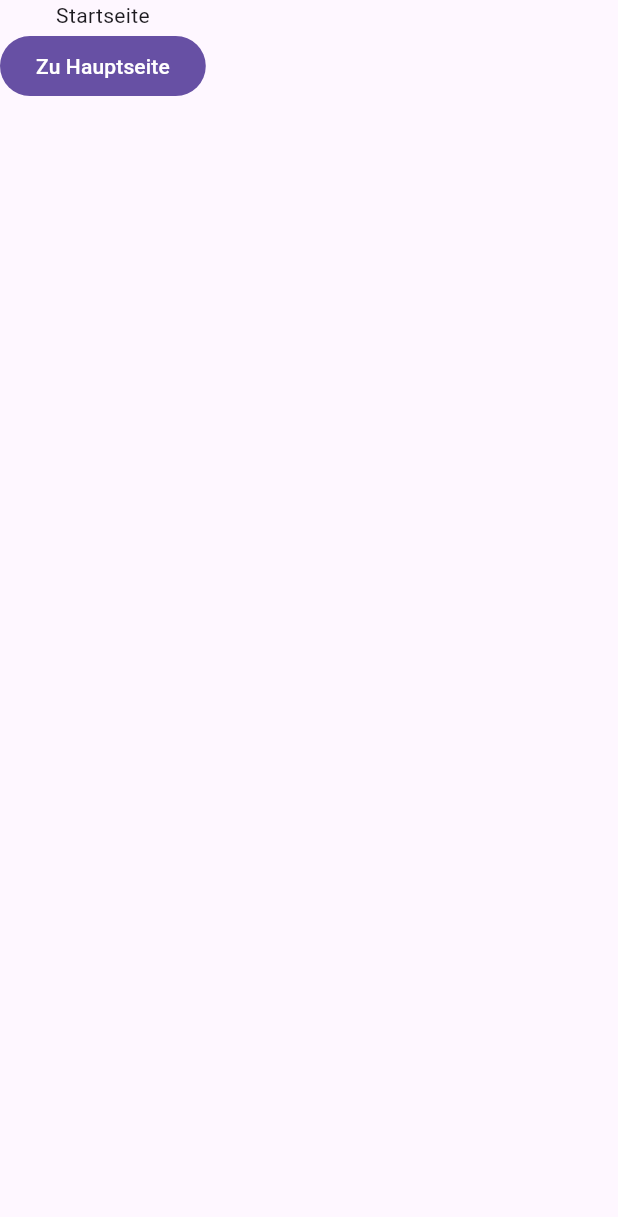
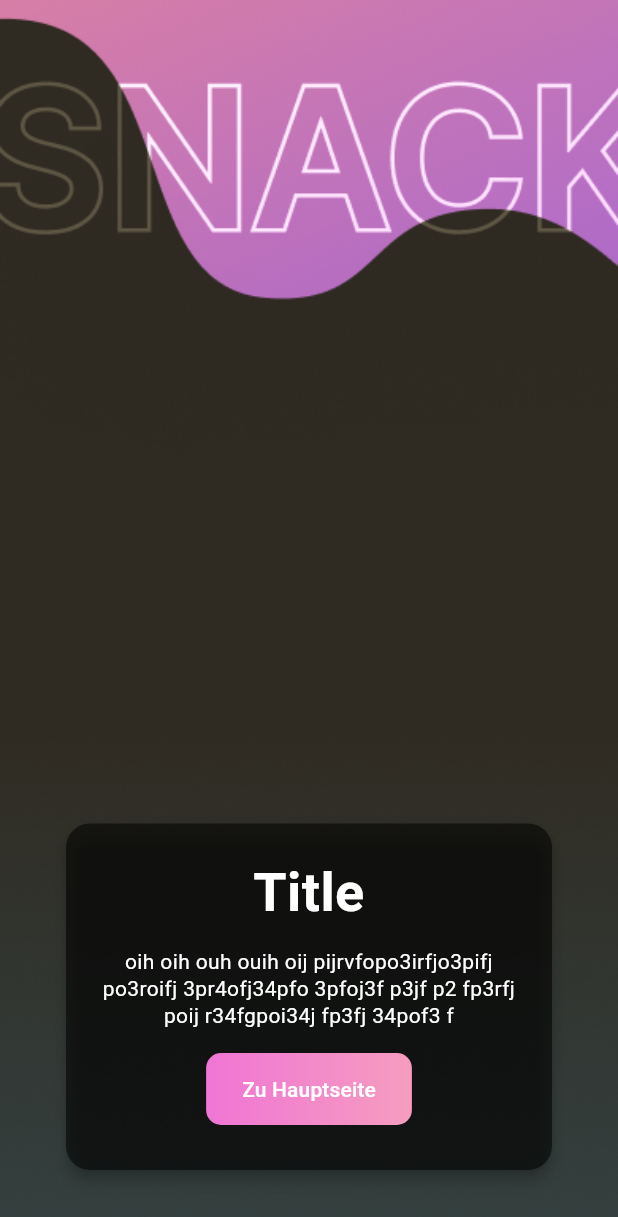
Before and after one commit to ds-apps-boss/jp-app, a Flutter app: the screen it shows after launch, on a phone screen of 412 x 824 dp. Shown: the top 1217 px of the screen. Run offline on Flutter 3.47's test engine with Material 3 defaults, Android fonts, the light colour scheme and no system bars.

Commit message:
startscreen: card, gradient button

```diff
--- a/lib/main.dart
+++ b/lib/main.dart
@@ -1,4 +1,5 @@
 import 'package:flutter/material.dart';
+import 'dart:ui';
 
 
 
@@ -34,34 +35,99 @@ class MainApp extends StatelessWidget {
 }
 
 
+
 class ScreenStart extends StatelessWidget {
   const ScreenStart({super.key});
 
   @override
   Widget build(BuildContext context) {
     return Scaffold(
+      // если AppBar не нужен — можно убрать и оставить только body
+      body: Container(
+        decoration: const BoxDecoration(
+          image: DecorationImage(
+            image: AssetImage("assets/images/backgrounds/bg_startscreen.png"),
+            fit: BoxFit.cover,
+          ),
+        ),
+        child: SafeArea(
+          child: Column(
+            mainAxisAlignment: MainAxisAlignment.end,
+            children: [
+              Padding(
+                padding: const EdgeInsets.fromLTRB(40, 0, 40, 40),
+                child: Center(
+                  child: ConstrainedBox(
+                    constraints: const BoxConstraints(maxWidth: 600),
+                    child: Card(
+                      color: Colors.black.withValues(alpha: 0.55),
+                      shape: RoundedRectangleBorder(
+                        borderRadius: BorderRadius.circular(16),
+                      ),
+                      elevation: 4,
+                      child: Padding(
+                        padding: const EdgeInsets.fromLTRB(20, 20, 20, 30),
+                        child: Column(
+                          mainAxisSize: MainAxisSize.min,
+                          crossAxisAlignment: CrossAxisAlignment.center,
+                          children: [
+                            const Text(
+                              "Title",
+                              textAlign: TextAlign.center,
+                              style: TextStyle(
+                                fontSize: 36,
+                                fontWeight: FontWeight.w600,
+                                color: Colors.white,
+                              ),
+                            ),
+                            const SizedBox(height: 12),
+                            const Text(
+                              "oih oih ouh ouih oij pijrvfopo3irfjo3pifj po3roifj 3pr4ofj34pfo 3pfoj3f p3jf p2 fp3rfj poij r34fgpoi34j fp3fj 34pof3 f",
+                              textAlign: TextAlign.center,
+                              style: TextStyle(
+                                fontSize: 14,
+                                fontWeight: FontWeight.w400,
+                                height: 1.3,
+                                color: Colors.white,
+                              ),
+                            ),
+                            const SizedBox(height: 16),
 
-      body: SafeArea(
-        child: Column(
-          children: [
-
-            Text("Startseite"),
-
-
-            FilledButton(
+                            Container(
+                              decoration: BoxDecoration(
+                                gradient: const LinearGradient(
+                                  colors: [Color(0xfff075d5), Color(0xfff59dbe)],
+                                  begin: Alignment.centerLeft,
+                                  end: Alignment.centerRight,
+                                ),
+                                borderRadius: BorderRadius.circular(10),
+                                ),
+                                child:FilledButton(
+                                  style: FilledButton.styleFrom(
+                                    backgroundColor: Colors.transparent,
+                                    shadowColor: Colors.transparent,
+                                    shape: RoundedRectangleBorder(
+                                      borderRadius: BorderRadiusGeometry.circular(10),
+                                    ),
+                                  ),
                               onPressed: () {
                                 Navigator.pushNamed(context, Routes.screenMain);
                               },
+
                               child: const Text('Zu Hauptseite'),
-
+                                ),
                             ),
                           ],
-        )
-
-
                         ),
-
-      //("Screen 1"),
+                      ),
+                    ),
+                  ),
+                ),
+              ),
+            ],
+          ),
+        ),
+      ),
     );
   }
 }
@@ -72,10 +138,14 @@ class ScreenMain extends StatelessWidget {
 
    @override
   Widget build(BuildContext context) {
-    return Scaffold(
-
-      body: SafeArea(
-        child: Column(
+    return Container(
+      decoration: const BoxDecoration(
+        image: DecorationImage(
+          image: AssetImage("assets/images/backgrounds/bg_mainscreen.png"),
+          fit: BoxFit.cover,
+        ),
+      ),
+      child: SafeArea(child: Column(
         children: [
 
             Text("Hauptseite"),
@@ -89,12 +159,7 @@ class ScreenMain extends StatelessWidget {
 
             ),
           ],
-        )
-
-
-      ),
-
-
+      )),
     );
   }
 }
```
Lines whose indentation alone changed are shown as unchanged.
